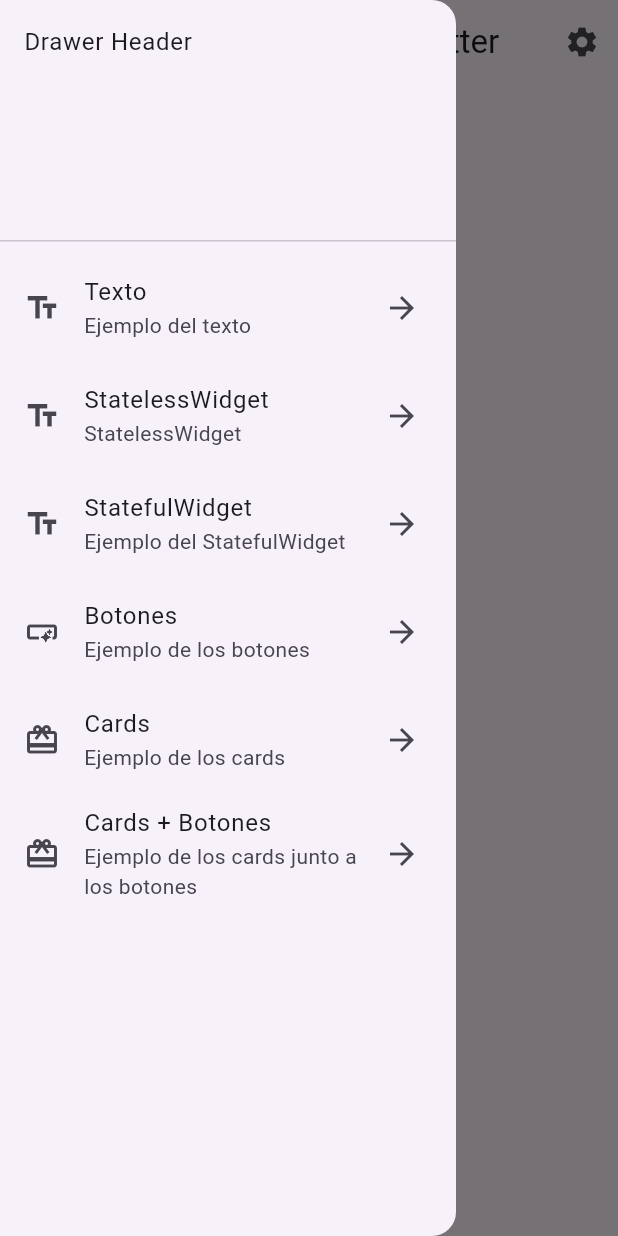
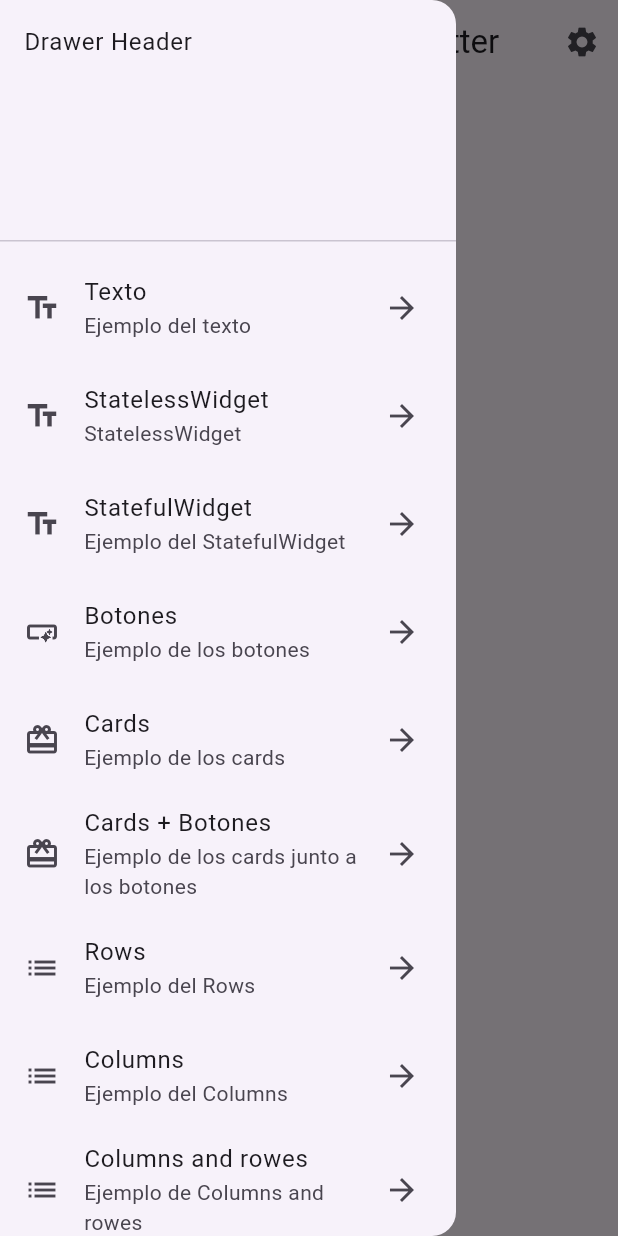
Before and after one commit to neryad/learnig_flutter_series, a Flutter app: the screen it shows after launch, with the side drawer open, on a phone screen of 412 x 824 dp. Run offline on Flutter 3.47's test engine with Material 3 defaults, Android fonts, the phone set to English and light mode, and no system bars.

Commit message:
Add Rows and Columns examples with interactive buttons

```diff
--- a/lib/main.dart
+++ b/lib/main.dart
@@ -4,6 +4,9 @@ import 'package:learnig_flutter_series/05-btn-cards/buttons.dart';
 import 'package:learnig_flutter_series/04-stales-stafull-widget/stafull-widet.dart';
 import 'package:learnig_flutter_series/04-stales-stafull-widget/stales.dart';
 import 'package:learnig_flutter_series/05-btn-cards/cards.dart';
+import 'package:learnig_flutter_series/06-columns-and-rows/column_rows.dart';
+import 'package:learnig_flutter_series/06-columns-and-rows/columns.dart';
+import 'package:learnig_flutter_series/06-columns-and-rows/rows.dart';
 
 void main() {
   runApp(const MainApp());
@@ -107,6 +110,36 @@ class _MainAppState extends State<MainApp> {
                   _updateWidget(const BtnCards());
                   //Navigator.pop(context);
                 },
+              ),
+              ListTile(
+                title: const Text('Rows'),
+                subtitle: const Text('Ejemplo del Rows'),
+                leading: const Icon(Icons.list),
+                trailing: const Icon(Icons.arrow_forward),
+                onTap: () {
+                  _updateWidget(const Rows());
+                  //Navigator.pop(context);
+                },
+              ),
+              ListTile(
+                title: const Text('Columns'),
+                subtitle: const Text('Ejemplo del Columns'),
+                leading: const Icon(Icons.list),
+                trailing: const Icon(Icons.arrow_forward),
+                onTap: () {
+                  _updateWidget(const Columns());
+                  //Navigator.pop(context);
+                },
+              ),
+              ListTile(
+                title: const Text('Columns and rowes'),
+                subtitle: const Text('Ejemplo de Columns and rowes'),
+                leading: const Icon(Icons.list),
+                trailing: const Icon(Icons.arrow_forward),
+                onTap: () {
+                  _updateWidget(const RowsAndColumns());
+                  //Navigator.pop(context);
+                },
               )
             ],
           ),
```
Also changed, not shown: lib/06-columns-and-rows/column_rows.dart (added, +37 -0 lines), lib/06-columns-and-rows/columns.dart (added, +19 -0 lines), lib/06-columns-and-rows/rows.dart (added, +20 -0 lines).
